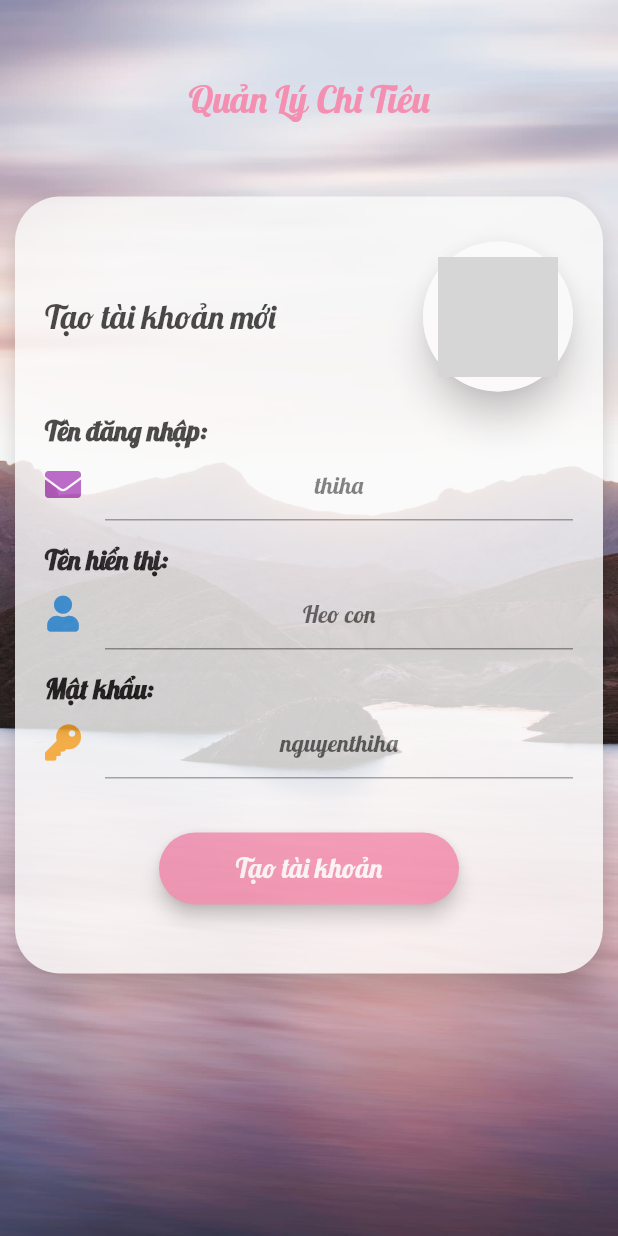
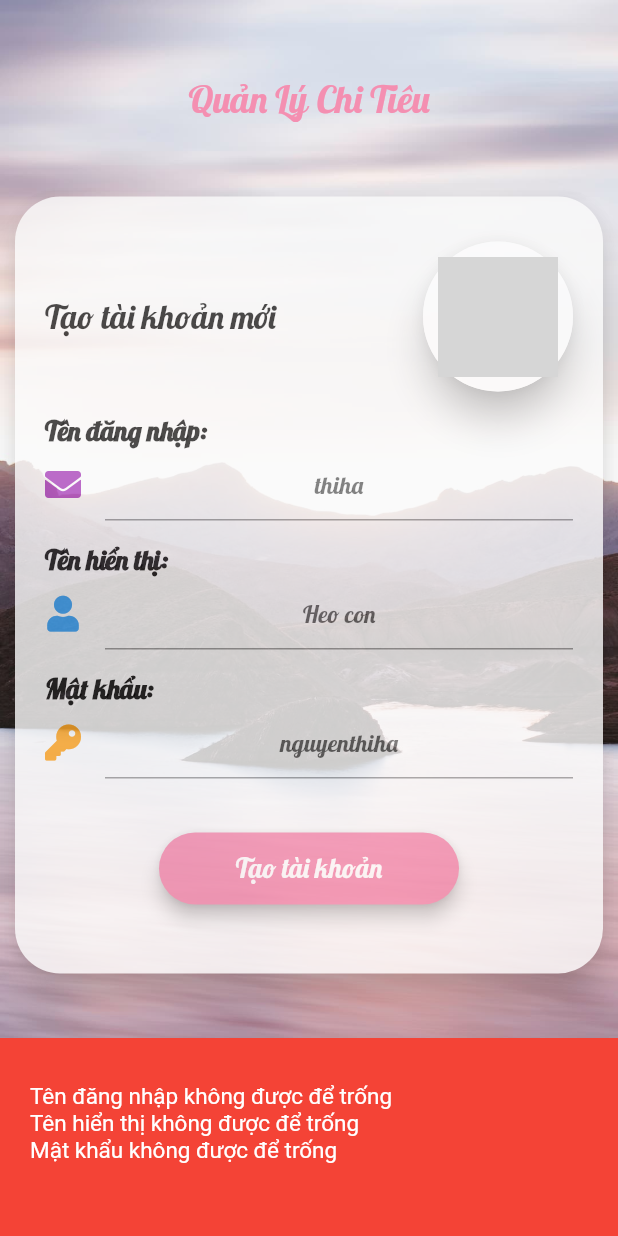
Before and after one commit to leaimy/AppQuanLyChiTieuCaNhan, a Flutter app: the SignUpPage screen opened directly, after a tap on "Tạo tài khoản", on a phone screen of 412 x 824 dp. Run offline on Flutter 3.47's test engine with Material 2 defaults, Android fonts, the phone set to English and light mode, and no system bars; our stand-ins replace date_time_picker, flutter_calendar_carousel, flutter_local_notifications, font_awesome_flutter, rxdart; network calls fail; grey boxes are pictures that could not be loaded.

Commit message:
Hiển thị thông báo lỗi 🐶🐶🐶

```diff
--- a/quan_ly_chi_tieu_ca_nhan/lib/screens/chi_tieu/lich_su_chi_tieu_page.dart
+++ b/quan_ly_chi_tieu_ca_nhan/lib/screens/chi_tieu/lich_su_chi_tieu_page.dart
@@ -153,7 +153,7 @@ class _LichSuChiTieuPageState extends State<LichSuChiTieuPage> {
                     return TransactionItem(
                       barColor: colorPicker.random(),
                       icon: dsChiTietChiTieu[index].icon,
-                      iconColor: colorPicker.random(),
+                      iconColor: dsChiTietChiTieu[index].iconColor,
                       amount:
                           '- ${currencyFormat.format(dsChiTietChiTieu[index].soTien)}',
                       title: '${dsChiTietChiTieu[index].ten}',
--- a/quan_ly_chi_tieu_ca_nhan/lib/screens/nguoi_dung/sign_up_page.dart
+++ b/quan_ly_chi_tieu_ca_nhan/lib/screens/nguoi_dung/sign_up_page.dart
@@ -6,6 +6,7 @@ import 'package:quan_ly_chi_tieu_ca_nhan/api/nguoi_dung_api.dart';
 import 'package:quan_ly_chi_tieu_ca_nhan/components/nut_bam.dart';
 import 'package:quan_ly_chi_tieu_ca_nhan/models/nguoi_dung.dart';
 import 'package:quan_ly_chi_tieu_ca_nhan/screens/welcome_page.dart';
+import 'package:quan_ly_chi_tieu_ca_nhan/services/snackbar_service.dart';
 
 class SignUpPage extends StatefulWidget {
   @override
@@ -13,9 +14,9 @@ class SignUpPage extends StatefulWidget {
 }
 
 class _SignUpPageState extends State<SignUpPage> {
-  String tenDangNhap;
-  String tenHienThi;
-  String matKhau;
+  String tenDangNhap = "";
+  String tenHienThi = "";
+  String matKhau = "";
   String avatar;
 
   @override
@@ -28,7 +29,10 @@ class _SignUpPageState extends State<SignUpPage> {
   @override
   Widget build(BuildContext context) {
     return Scaffold(
-      body: SafeArea(
+      body: Builder(builder: (_context) {
+        SnackBarSv.instance.buildContext = _context;
+
+        return SafeArea(
           child: Container(
             decoration: BoxDecoration(
               image: DecorationImage(
@@ -192,12 +196,32 @@ class _SignUpPageState extends State<SignUpPage> {
                               NutBam(
                                 textName: 'Tạo tài khoản',
                                 onPressed: () async {
+                                  String errorMessage = "";
+
+                                  if (tenDangNhap.length == 0)
+                                    errorMessage +=
+                                        "Tên đăng nhập không được để trống\n";
+                                  if (tenHienThi.length == 0)
+                                    errorMessage +=
+                                        "Tên hiển thị không được để trống\n";
+                                  if (matKhau.length == 0)
+                                    errorMessage +=
+                                        "Mật khẩu không được để trống\n";
+
+                                  if (errorMessage.length > 0) {
+                                    SnackBarSv.instance
+                                        .showSnackbarError(errorMessage);
+                                    return;
+                                  }
+
                                   NguoiDungApi api = NguoiDungApi();
-                                NguoiDung nguoiDungMoi = await api.taoTaiKhoan(
-                                    tenDangNhap, matKhau, tenHienThi, avatar);
+                                  NguoiDung nguoiDungMoi =
+                                      await api.taoTaiKhoan(tenDangNhap,
+                                          matKhau, tenHienThi, avatar);
 
                                   if (nguoiDungMoi == null) {
-                                  print('Tạo người dùng mới thất bại');
+                                    SnackBarSv.instance.showSnackbarError(
+                                        "Có lỗi trong quá trình tạo mới người dùng! Thử lại sau");
                                     return;
                                   }
 
@@ -218,7 +242,8 @@ class _SignUpPageState extends State<SignUpPage> {
               ],
             ),
           ),
-      ),
+        );
+      }),
     );
   }
 }
--- /dev/null
+++ b/quan_ly_chi_tieu_ca_nhan/lib/services/snackbar_service.dart
@@ -0,0 +1,42 @@
+import 'package:flutter/material.dart';
+import 'package:flutter/widgets.dart';
+
+class SnackBarSv {
+  BuildContext _buildContext;
+
+  static SnackBarSv instance = SnackBarSv();
+
+  SnackBarSv() {}
+
+  set buildContext(BuildContext _context) {
+    _buildContext = _context;
+  }
+
+  void showSnackbarError(String _message) {
+    Scaffold.of(_buildContext).showSnackBar(
+      SnackBar(
+        padding: EdgeInsets.symmetric(vertical: 30, horizontal: 20),
+        duration: Duration(seconds: 1),
+        content: Text(
+          _message,
+          style: TextStyle(color: Colors.white, fontSize: 15),
+        ),
+        backgroundColor: Colors.red,
+      ),
+    );
+  }
+
+  void showSnackbarSuccess(String _message) {
+    Scaffold.of(_buildContext).showSnackBar(
+      SnackBar(
+        padding: EdgeInsets.symmetric(vertical: 30, horizontal: 20),
+        duration: Duration(seconds: 1),
+        content: Text(
+          _message,
+          style: TextStyle(color: Colors.white, fontSize: 15),
+        ),
+        backgroundColor: Colors.green,
+      ),
+    );
+  }
+}
```
Also changed, not shown: quan_ly_chi_tieu_ca_nhan/lib/models/chi_tiet_chi_tieu.dart (+9 -0 lines), quan_ly_chi_tieu_ca_nhan/lib/screens/nguoi_dung/sign_in_page.dart (+28 -5 lines). Lines whose indentation alone changed are shown as unchanged.
